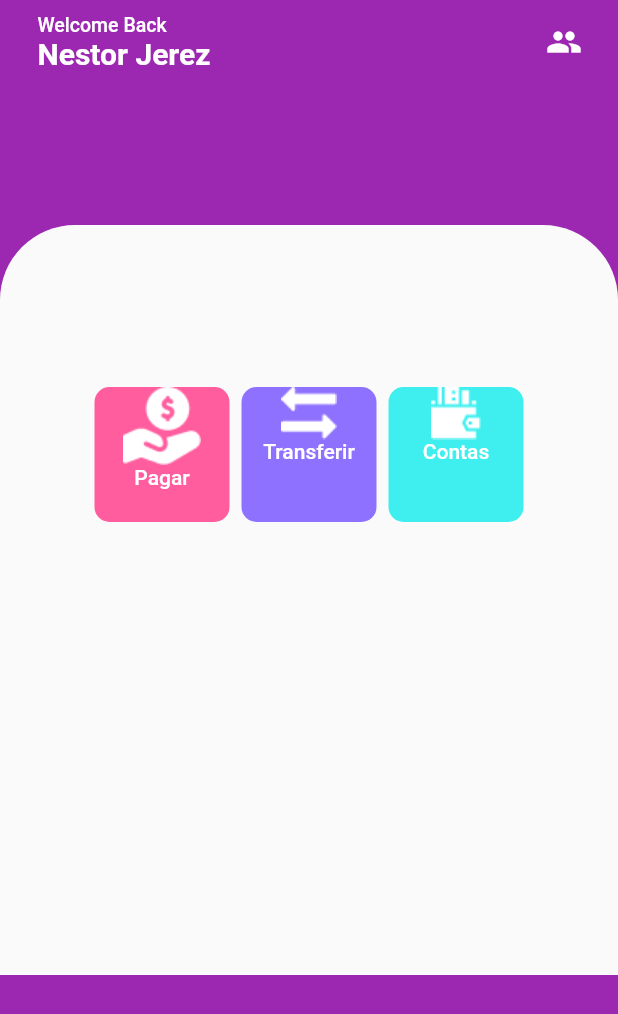
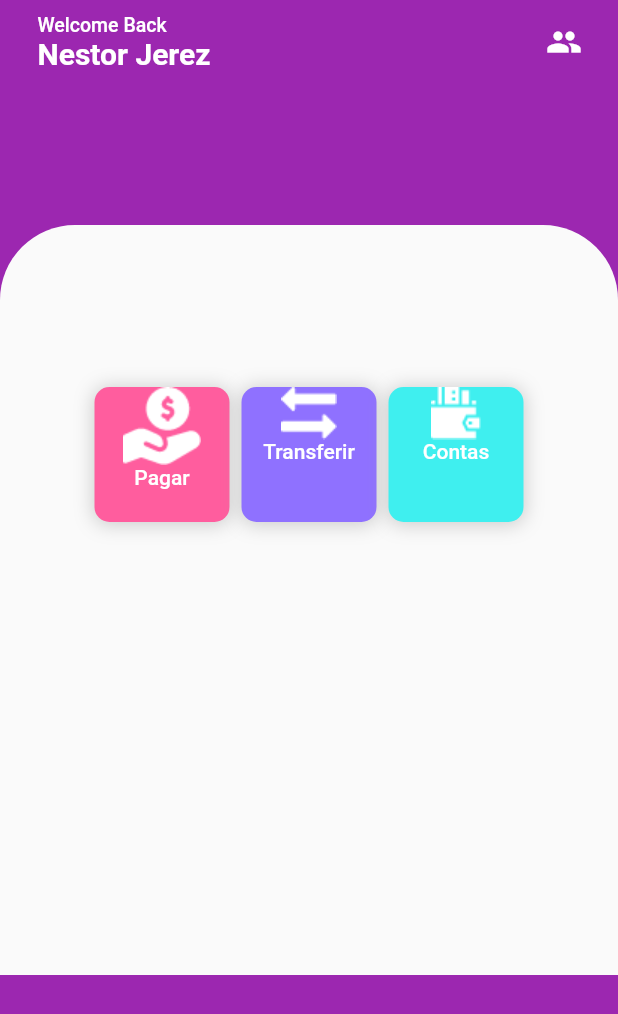
Before and after one commit to derek-alves/Bank-Wallet-Flutter, a Flutter app: the screen it shows after launch, on a phone screen of 412 x 824 dp. Shown: the top 1014 px of the screen. Run offline on Flutter 3.47's test engine with Material 2 defaults, Android fonts, the phone set to English and light mode, and no system bars.

```diff
--- a/lib/components/ButtonBig.dart
+++ b/lib/components/ButtonBig.dart
@@ -32,6 +32,14 @@ class ButtonBig extends StatelessWidget {
       decoration: BoxDecoration(
         color: color,
         borderRadius: BorderRadius.circular(10),
+        boxShadow: [
+          BoxShadow(
+            color: Colors.grey.withOpacity(0.5),
+            spreadRadius: 1,
+            blurRadius: 10,
+            offset: Offset(0, 1),
+          ),
+        ],
       ),
     );
   }
```
